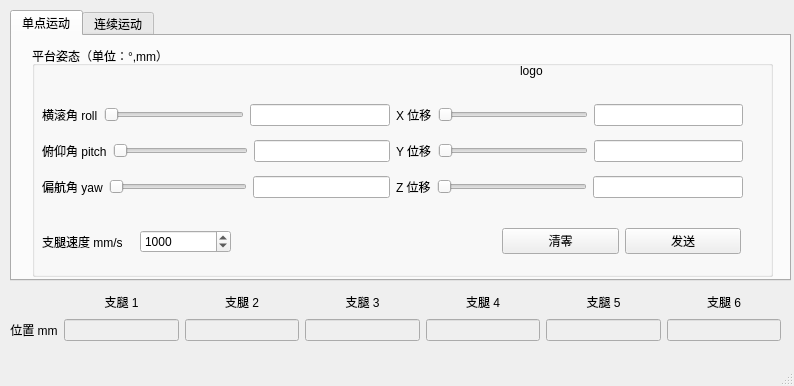
Old version of the form StewartCtrlPanelUI.ui in the repository urgotz/LabTool.
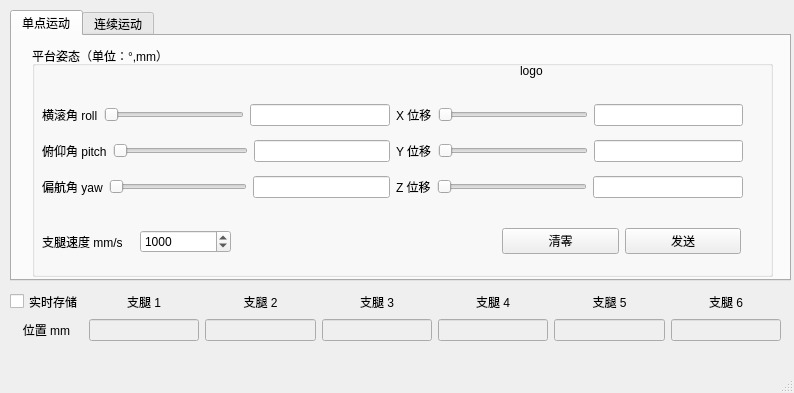
New version of the form.

The edit to the form file:
```diff
--- a/StewartCtrlPanelUI.ui
+++ b/StewartCtrlPanelUI.ui
@@ -7,7 +7,7 @@
     <x>0</x>
     <y>0</y>
     <width>794</width>
-    <height>386</height>
+    <height>393</height>
    </rect>
   </property>
   <property name="windowTitle">
@@ -1172,6 +1172,13 @@
        </property>
       </widget>
      </item>
+     <item row="0" column="0">
+      <widget class="QCheckBox" name="save_data">
+       <property name="text">
+        <string>实时存储</string>
+       </property>
+      </widget>
+     </item>
     </layout>
    </widget>
   </widget>
```
